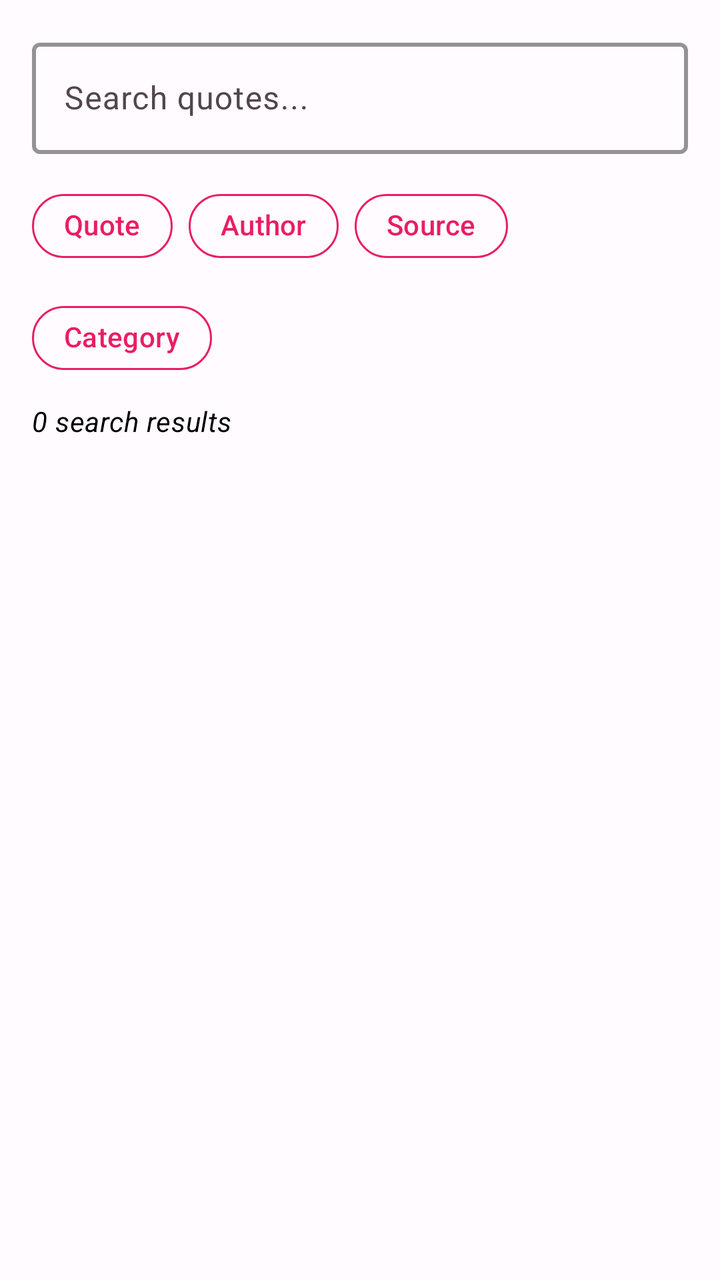
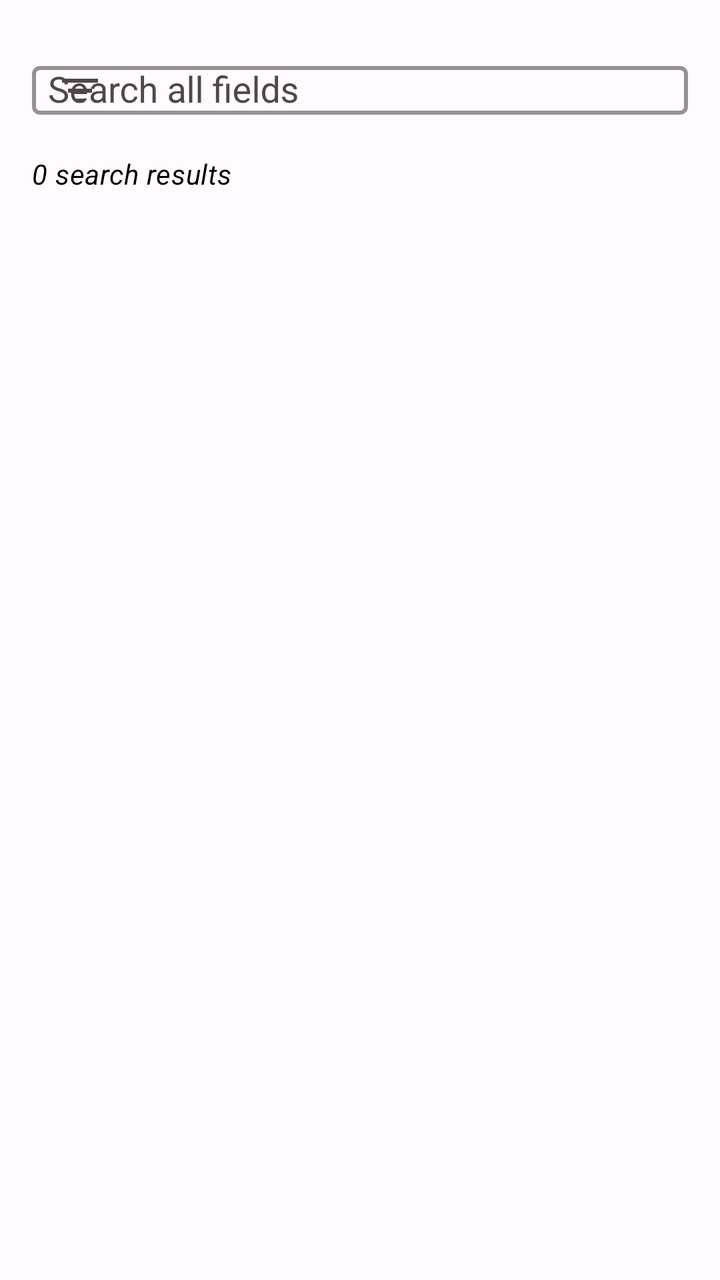

Before-and-after screenshots of an Android layout around one commit, followed by the original layout XML and the change that was made.
<!-- AndroidManifest.xml: activity theme Theme.MyQuotes.NoActionBar -->
<!-- res/layout/fragment_search.xml -->
<?xml version="1.0" encoding="utf-8"?>
<LinearLayout xmlns:android="http://schemas.android.com/apk/res/android"
    xmlns:app="http://schemas.android.com/apk/res-auto"
    android:layout_width="match_parent"
    android:layout_height="match_parent"
    android:orientation="vertical">

    <LinearLayout
        android:layout_width="match_parent"
        android:layout_height="wrap_content"
        android:orientation="vertical"
        android:paddingStart="16dp"
        android:paddingTop="16dp"
        android:paddingEnd="16dp">

        
        <com.google.android.material.textfield.TextInputLayout
            android:layout_width="match_parent"
            android:layout_height="wrap_content"
            style="@style/Widget.Material3.TextInputLayout.OutlinedBox"
            app:boxStrokeColor="?attr/colorPrimary"
            app:boxStrokeWidth="2dp"
            app:boxBackgroundColor="?attr/colorSurface"
            app:hintTextColor="?attr/colorPrimary"
            app:endIconMode="clear_text"
            app:endIconContentDescription="@string/cd_clear_search">

            <com.google.android.material.textfield.TextInputEditText
                android:id="@+id/searchEditText"
                android:layout_width="match_parent"
                android:layout_height="wrap_content"
                android:hint="Search quotes..."
                android:inputType="text"
                android:imeOptions="actionSearch|flagNoExtractUi"
                android:maxLines="1"
                android:textColor="?android:attr/textColorPrimary"
                android:textColorHint="?android:attr/textColorSecondary"
                android:paddingStart="8dp"
                android:paddingEnd="8dp" />

        </com.google.android.material.textfield.TextInputLayout>

        
        <com.google.android.material.chip.ChipGroup
            android:layout_width="match_parent"
            android:layout_height="wrap_content"
            android:layout_marginTop="12dp"
            app:singleLine="false">

            <com.google.android.material.chip.Chip
                android:id="@+id/filter_quote"
                style="@style/Widget.MyQuotes.SearchFilterChip"
                android:layout_width="wrap_content"
                android:layout_height="wrap_content"
                android:text="Quote" />

            <com.google.android.material.chip.Chip
                android:id="@+id/filter_author"
                style="@style/Widget.MyQuotes.SearchFilterChip"
                android:layout_width="wrap_content"
                android:layout_height="wrap_content"
                android:text="Author" />

            <com.google.android.material.chip.Chip
                android:id="@+id/filter_source"
                style="@style/Widget.MyQuotes.SearchFilterChip"
                android:layout_width="wrap_content"
                android:layout_height="wrap_content"
                android:text="Source" />

            <com.google.android.material.chip.Chip
                android:id="@+id/filter_category"
                style="@style/Widget.MyQuotes.SearchFilterChip"
                android:layout_width="wrap_content"
                android:layout_height="wrap_content"
                android:text="Category" />

        </com.google.android.material.chip.ChipGroup>

        
        <TextView
            android:id="@+id/searchResultsCountTextView"
            android:layout_width="wrap_content"
            android:layout_height="wrap_content"
            android:layout_marginTop="8dp"
            android:text="0 search results"
            android:textAppearance="@style/TextAppearance.Material3.BodyMedium"
            android:textColor="?android:attr/textColorPrimary"
            android:textStyle="italic" />

    </LinearLayout>

    
    <androidx.recyclerview.widget.RecyclerView
        android:id="@+id/search_scroll"
        android:layout_width="match_parent"
        android:layout_height="0dp"
        android:layout_weight="1"
        android:layout_marginTop="8dp"
        android:paddingStart="16dp"
        android:paddingEnd="16dp"
        android:paddingBottom="16dp"
        android:clipToPadding="false" />

</LinearLayout>
<!-- resources referenced by this layout -->
<resources>
  <string name="cd_clear_search">Clear search</string>
  <style name="Widget.MyQuotes.SearchFilterChip" parent="Widget.Material3.Chip.Filter">
          <item name="android:checkable">true</item>
          <item name="checkedIconVisible">false</item>
          <item name="closeIconVisible">false</item>
          <item name="android:textAppearance">@style/TextAppearance.Material3.LabelLarge</item>
          <item name="android:textStyle">bold</item>
          <item name="android:textColor">@color/search_filter_chip_text</item>
          <item name="chipBackgroundColor">@color/search_filter_chip_bg</item>
          <item name="chipStrokeColor">?attr/colorPrimary</item>
          <item name="chipStrokeWidth">1dp</item>
          <item name="chipCornerRadius">16dp</item>
      </style>
  <style name="Theme.MyQuotes.NoActionBar">
          <item name="windowActionBar">false</item>
          <item name="windowNoTitle">true</item>
      </style>
</resources>

<!-- the commit's change to res/layout/fragment_search.xml (unified diff, before → after) -->
@@ -15,67 +15,33 @@
 
         
         <com.google.android.material.textfield.TextInputLayout
+            android:id="@+id/searchInputLayout"
             android:layout_width="match_parent"
             android:layout_height="wrap_content"
             style="@style/Widget.Material3.TextInputLayout.OutlinedBox"
+            android:hint="Search all fields"
             app:boxStrokeColor="?attr/colorPrimary"
             app:boxStrokeWidth="2dp"
             app:boxBackgroundColor="?attr/colorSurface"
             app:hintTextColor="?attr/colorPrimary"
+            app:startIconDrawable="@drawable/ic_filter_list"
+            app:startIconContentDescription="Choose search filter"
             app:endIconMode="clear_text"
             app:endIconContentDescription="@string/cd_clear_search">
 
-            <com.google.android.material.textfield.TextInputEditText
+            <com.google.android.material.textfield.MaterialAutoCompleteTextView
                 android:id="@+id/searchEditText"
                 android:layout_width="match_parent"
                 android:layout_height="wrap_content"
-                android:hint="Search quotes..."
+                android:completionThreshold="1"
                 android:inputType="text"
                 android:imeOptions="actionSearch|flagNoExtractUi"
                 android:maxLines="1"
                 android:textColor="?android:attr/textColorPrimary"
-                android:textColorHint="?android:attr/textColorSecondary"
                 android:paddingStart="8dp"
                 android:paddingEnd="8dp" />
 
         </com.google.android.material.textfield.TextInputLayout>
-
-        
-        <com.google.android.material.chip.ChipGroup
-            android:layout_width="match_parent"
-            android:layout_height="wrap_content"
-            android:layout_marginTop="12dp"
-            app:singleLine="false">
-
-            <com.google.android.material.chip.Chip
-                android:id="@+id/filter_quote"
-                style="@style/Widget.MyQuotes.SearchFilterChip"
-                android:layout_width="wrap_content"
-                android:layout_height="wrap_content"
-                android:text="Quote" />
-
-            <com.google.android.material.chip.Chip
-                android:id="@+id/filter_author"
-                style="@style/Widget.MyQuotes.SearchFilterChip"
-                android:layout_width="wrap_content"
-                android:layout_height="wrap_content"
-                android:text="Author" />
-
-            <com.google.android.material.chip.Chip
-                android:id="@+id/filter_source"
-                style="@style/Widget.MyQuotes.SearchFilterChip"
-                android:layout_width="wrap_content"
-                android:layout_height="wrap_content"
-                android:text="Source" />
-
-            <com.google.android.material.chip.Chip
-                android:id="@+id/filter_category"
-                style="@style/Widget.MyQuotes.SearchFilterChip"
-                android:layout_width="wrap_content"
-                android:layout_height="wrap_content"
-                android:text="Category" />
-
-        </com.google.android.material.chip.ChipGroup>
 
         
         <TextView
<!-- resource entries referenced after the edit -->
@@ -1,18 +1,17 @@
 <!-- resources referenced by this layout -->
 <resources>
+  <!-- drawable ic_filter_list (drawable) -->
+  <vector xmlns:android="http://schemas.android.com/apk/res/android"
+      android:width="24dp"
+      android:height="24dp"
+      android:viewportWidth="24"
+      android:viewportHeight="24"
+      android:tint="?attr/colorControlNormal">
+      <path
+          android:fillColor="@android:color/white"
+          android:pathData="M10,18h4v-2h-4v2zM3,6v2h18L21,6L3,6zM6,13h12v-2L6,11v2z" />
+  </vector>
   <string name="cd_clear_search">Clear search</string>
-  <style name="Widget.MyQuotes.SearchFilterChip" parent="Widget.Material3.Chip.Filter">
-          <item name="android:checkable">true</item>
-          <item name="checkedIconVisible">false</item>
-          <item name="closeIconVisible">false</item>
-          <item name="android:textAppearance">@style/TextAppearance.Material3.LabelLarge</item>
-          <item name="android:textStyle">bold</item>
-          <item name="android:textColor">@color/search_filter_chip_text</item>
-          <item name="chipBackgroundColor">@color/search_filter_chip_bg</item>
-          <item name="chipStrokeColor">?attr/colorPrimary</item>
-          <item name="chipStrokeWidth">1dp</item>
-          <item name="chipCornerRadius">16dp</item>
-      </style>
   <style name="Theme.MyQuotes.NoActionBar">
           <item name="windowActionBar">false</item>
           <item name="windowNoTitle">true</item>
